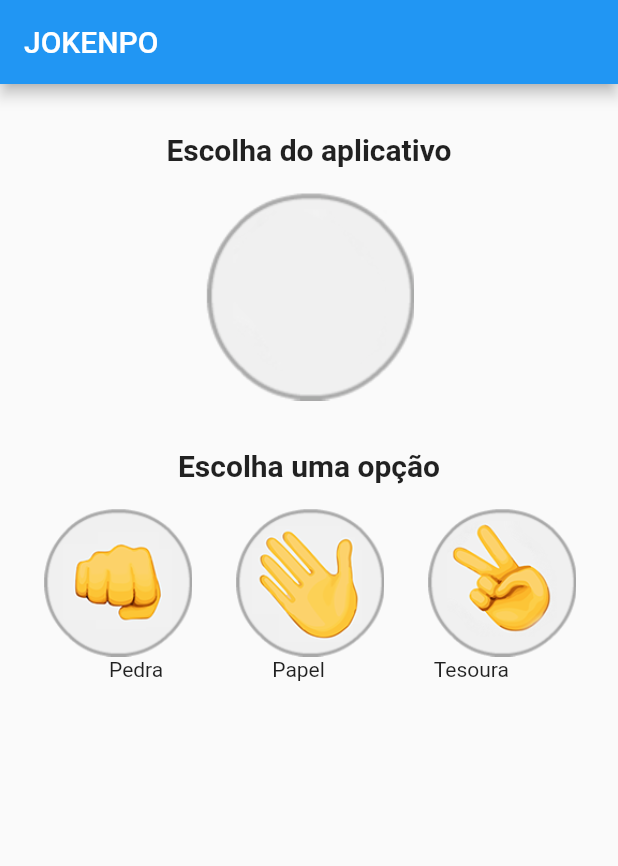
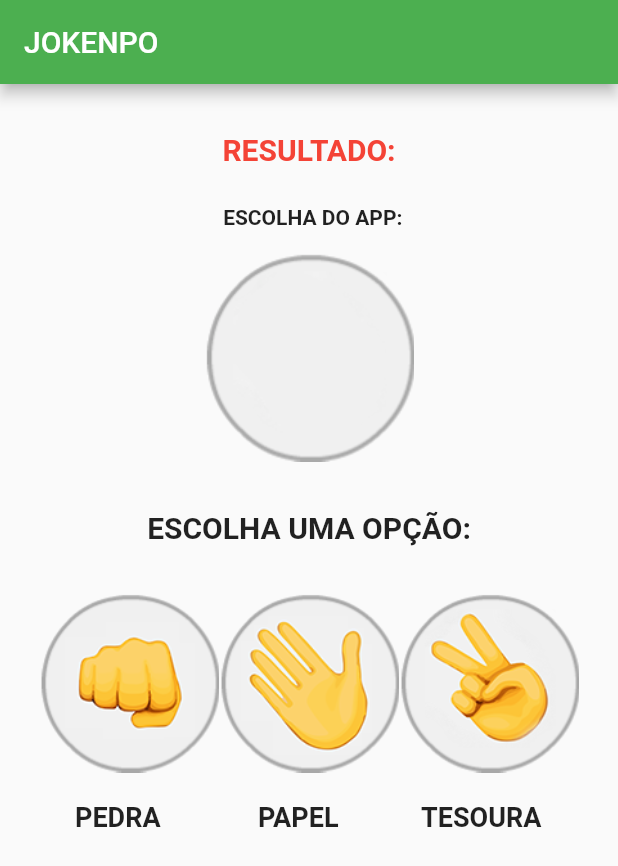
Before and after one commit to Mendix19/jokenpo, a Flutter app: the screen it shows after launch, on a phone screen of 412 x 824 dp. Shown: the top 866 px of the screen. Run offline on Flutter 3.47's test engine with Material 2 defaults, Android fonts, the light colour scheme and no system bars.

Commit message:
Jokenpo100%

```diff
--- a/lib/game.dart
+++ b/lib/game.dart
@@ -3,53 +3,52 @@ import 'dart:math';
 
 class game extends StatefulWidget {
   const game({Key? key}) : super(key: key);
+
   @override
   _gameState createState() => _gameState();
 }
 
 class _gameState extends State<game> {
-  var _imageApp = AssetImage("images/padrao.png");
-  var message = "Escolha do aplicativo";
+  var imageApp = AssetImage("images/padrao.png");
+  var message = "RESULTADO:";
 
-  opcaoselecionada(String userchoose) {
+  optionselect(String chooseuser) {
     var opcoes = ["pedra", "papel", "tesoura"];
-    var numero = Random().nextInt(3);
-    var escolhaApp = opcoes[numero];
+    var choose = Random().nextInt(3);
+    var chooseApp = opcoes[choose];
 
-    switch (escolhaApp) {
+    switch (chooseApp) {
       case "pedra":
         setState(() {
-          this._imageApp = AssetImage("images/pedra.png");
+          imageApp = AssetImage("images/pedra.png");
         });
         break;
       case "papel":
         setState(() {
-          this._imageApp = AssetImage("images/papel.png");
+          imageApp = AssetImage("images/papel.png");
         });
         break;
       case "tesoura":
         setState(() {
-          this._imageApp = AssetImage("images/tesoura.png");
+          imageApp = AssetImage("images/tesoura.png");
         });
-        break;
     }
 
-    if (userchoose == "pedra" && escolhaApp == "tesoura" ||
-        userchoose == "tesoura" && escolhaApp == "papel" ||
-        userchoose == "papel" && escolhaApp == "pedra") {
+    if (chooseuser == "pedra" && chooseApp == "tesoura" ||
+        chooseuser == "tesoura" && chooseApp == "papel" ||
+        chooseuser == "papel" && chooseApp == "pedra") {
       setState(() {
-        message = "Você ganhou!";
+        message = "VOCÊ VENCEU :)";
       });
-    } else if (escolhaApp == "pedra" && userchoose == "tesoura" ||
-        escolhaApp == "tesoura" && userchoose == "papel" ||
-        escolhaApp == "papel" && userchoose == "pedra") {
+    } else if (chooseApp == "pedra" && chooseuser == "tesoura" ||
+        chooseApp == "tesoura" && chooseuser == "papel" ||
+        chooseApp == "papel" && chooseuser == "pedra") {
       setState(() {
-        message = "Você perdeu!";
+        message = "VOCÊ PERDEU :(";
       });
-    } else if (escolhaApp == userchoose) {
-      message = "Empatamos!";
+    } else {
+      message = "EMPATAMOS :|";
     }
-    ;
   }
 
   @override
@@ -57,69 +56,107 @@ class _gameState extends State<game> {
     return Scaffold(
       appBar: AppBar(
         title: Text("JOKENPO"),
+        backgroundColor: Colors.green,
       ),
       body: Column(
-          crossAxisAlignment: CrossAxisAlignment.center,
         children: <Widget>[
           Padding(
             padding: EdgeInsets.only(top: 32, bottom: 16),
             child: Text(
-                this.message,
+              message,
+              style: TextStyle(
+                fontSize: 20,
+                fontWeight: FontWeight.bold,
+                color: Colors.red,
+              ),
+            ),
+          ),
+          Padding(
+            padding: EdgeInsets.only(top: 10, bottom: 15, left: 5),
+            child: Text(
+              "ESCOLHA DO APP:",
+              style: TextStyle(
+                fontSize: 14,
+                fontWeight: FontWeight.bold,
+              ),
+            ),
+          ),
+          Image(image: this.imageApp),
+          Padding(
+            padding: EdgeInsets.only(top: 32, bottom: 32),
+            child: Text(
+              "ESCOLHA UMA OPÇÃO:",
               style: TextStyle(
                 fontSize: 20,
                 fontWeight: FontWeight.bold,
               ),
-                textAlign: TextAlign.center,
-              ),
-            ),
-            Image(
-              image: this._imageApp,
-            ),
-            Padding(
-              padding: EdgeInsets.only(top: 32, bottom: 16),
-              child: Text(
-                "Escolha uma opção",
-                style: TextStyle(
-                  fontSize: 20,
-                  fontWeight: FontWeight.bold,
-                ),
-                textAlign: TextAlign.center,
             ),
           ),
           Row(
-              mainAxisAlignment: MainAxisAlignment.spaceEvenly,
-              children: [
+            mainAxisAlignment: MainAxisAlignment.center,
+            children: <Widget>[
               GestureDetector(
                 onTap: () {
-                      opcaoselecionada("pedra");
+                  optionselect("pedra");
                 },
                 child: Image.asset(
                   "images/pedra.png",
-                      width: 100,
+                  width: 120,
+                ),
+              ),
+              GestureDetector(
+                  onTap: () {
+                    optionselect("papel");
+                  },
+                  child: Image.asset(
+                    "images/papel.png",
+                    width: 120,
                   )),
               GestureDetector(
                   onTap: () {
-                      opcaoselecionada("papel");
-                    },
-                    child: Image.asset(
-                      "images/papel.png",
-                      width: 100,
-                    )),
-                GestureDetector(
-                    onTap: () {
-                      opcaoselecionada("tesoura");
+                    optionselect("tesoura");
                   },
                   child: Image.asset(
                     "images/tesoura.png",
-                      width: 100,
+                    width: 120,
                   )),
             ],
           ),
           Row(
-              mainAxisAlignment: MainAxisAlignment.spaceEvenly,
-              children: [Text("Pedra"), Text("Papel"), Text("Tesoura")],
+            mainAxisAlignment: MainAxisAlignment.start,
+            children: <Widget>[
+              Padding(padding: EdgeInsets.only(top: 60)),
+              Padding(
+                padding: EdgeInsets.only(left: 50, right: 65),
+                child: Text(
+                  "PEDRA",
+                  style: TextStyle(
+                    fontSize: 18,
+                    fontWeight: FontWeight.bold,
+                  ),
+                ),
+              ),
+              Padding(
+                padding: EdgeInsets.only(right: 55),
+                child: Text(
+                  "PAPEL",
+                  style: TextStyle(
+                    fontSize: 18,
+                    fontWeight: FontWeight.bold,
+                  ),
+                ),
+              ),
+              Text(
+                "TESOURA",
+                style: TextStyle(
+                  fontSize: 18,
+                  fontWeight: FontWeight.bold,
+                ),
+              ),
+            ],
           )
         ],
-        ));
+      ),
+    );
   }
 }
```
Lines whose indentation alone changed are shown as unchanged.
